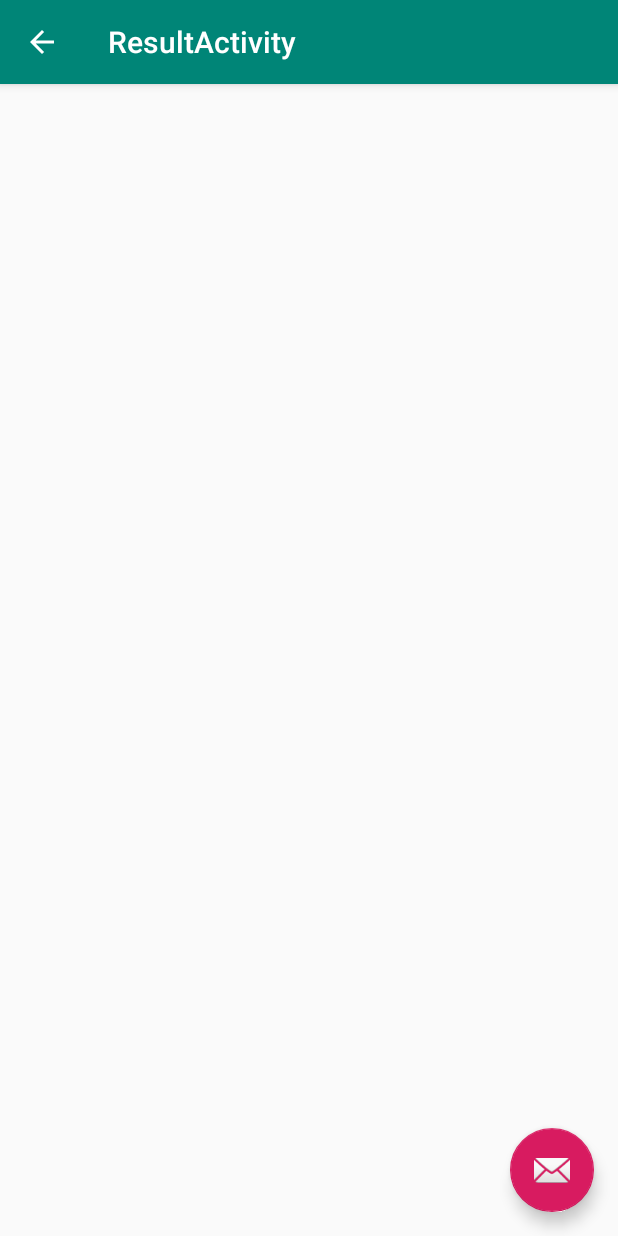
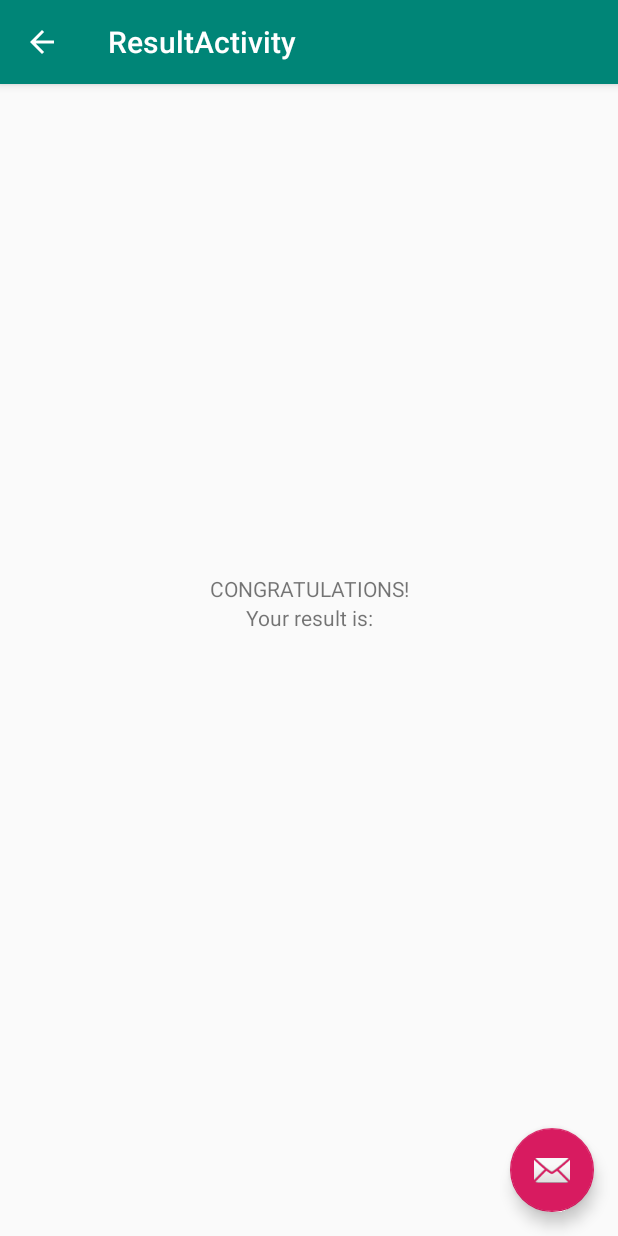
Before and after one commit to Narshe1412/TemperatureConverter, an Android app: the ResultActivity screen opened directly, with no data from a screen before it, on a phone screen of 412 x 824 dp. Run offline under Robolectric (Android 15) with nearby library versions, the phone set to English and light mode, and no system bars.

Commit message:
Conversion and data transfer to second activity working

```diff
--- a/app/src/main/java/mcolorado/temperatureconverter/ResultActivity.java
+++ b/app/src/main/java/mcolorado/temperatureconverter/ResultActivity.java
@@ -6,8 +6,11 @@ import android.support.design.widget.Snackbar;
 import android.support.v7.app.AppCompatActivity;
 import android.support.v7.widget.Toolbar;
 import android.view.View;
+import android.widget.TextView;
 
 public class ResultActivity extends AppCompatActivity {
+
+    TextView txtResult;
 
     @Override
     protected void onCreate(Bundle savedInstanceState) {
@@ -15,6 +18,8 @@ public class ResultActivity extends AppCompatActivity {
         setContentView(R.layout.activity_result);
         Toolbar toolbar = findViewById(R.id.toolbar);
         setSupportActionBar(toolbar);
+
+        txtResult = findViewById(R.id.txtResult);
 
         FloatingActionButton fab = findViewById(R.id.fab);
         fab.setOnClickListener(new View.OnClickListener() {
@@ -25,6 +30,18 @@ public class ResultActivity extends AppCompatActivity {
             }
         });
         getSupportActionBar().setDisplayHomeAsUpEnabled(true);
+
+
     }
 
+    @Override
+    protected void onStart() {
+        super.onStart();
+
+        Bundle extras = getIntent().getExtras();
+        if (extras != null) {
+            String value = extras.getDouble("result") + "";
+            txtResult.setText(value);
+        }
+    }
 }
--- a/app/src/main/res/layout/activity_result.xml
+++ b/app/src/main/res/layout/activity_result.xml
@@ -5,8 +5,33 @@
   xmlns:tools="http://schemas.android.com/tools"
   android:layout_width="match_parent"
   android:layout_height="match_parent"
+  android:layout_gravity="center"
   tools:context=".ResultActivity">
 
+  <LinearLayout
+    android:layout_width="match_parent"
+    android:layout_height="match_parent"
+    android:gravity="center"
+    android:orientation="vertical">
+    <TextView
+      android:id="@+id/textView"
+      android:layout_width="match_parent"
+      android:layout_height="wrap_content"
+      android:text="CONGRATULATIONS!"
+      android:textAlignment="center"/>
+    <TextView
+      android:id="@+id/textView2"
+      android:layout_width="match_parent"
+      android:layout_height="wrap_content"
+      android:text="Your result is:"
+      android:textAlignment="center"/>
+    <TextView
+      android:id="@+id/txtResult"
+      android:layout_width="match_parent"
+      android:layout_height="wrap_content"
+      android:textAlignment="center"
+      />
+  </LinearLayout>
   <android.support.design.widget.AppBarLayout
     android:layout_width="match_parent"
     android:layout_height="wrap_content"
```
Also changed, not shown: app/src/main/java/mcolorado/temperatureconverter/CalculatorActivity.java (+23 -2 lines).
